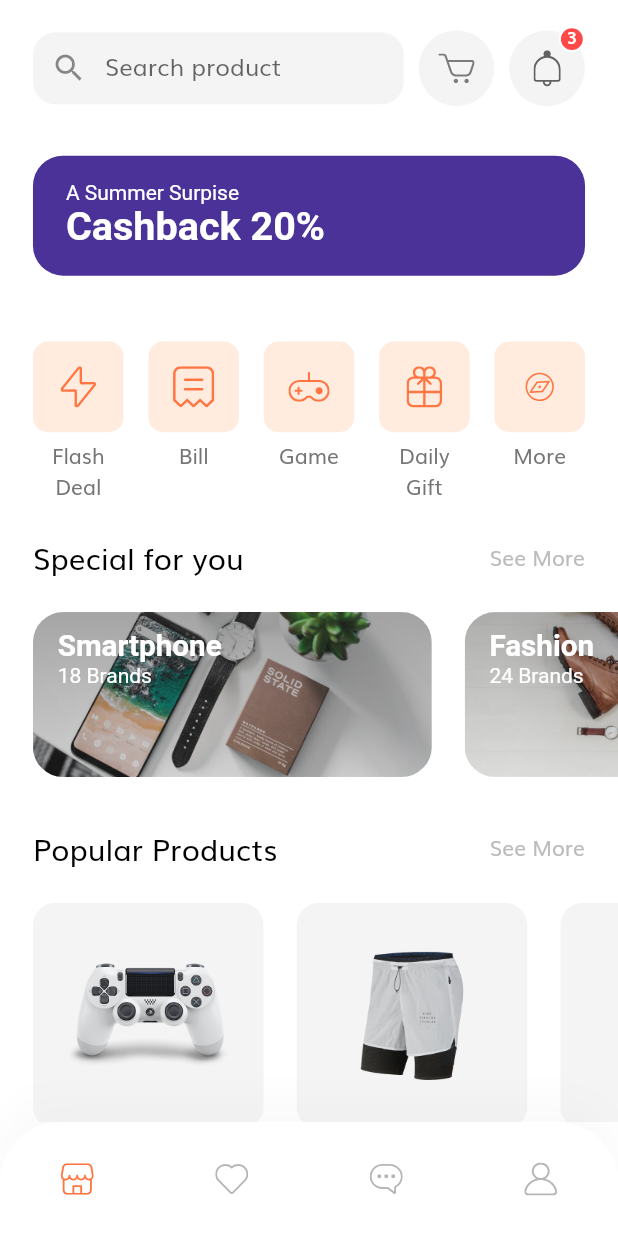
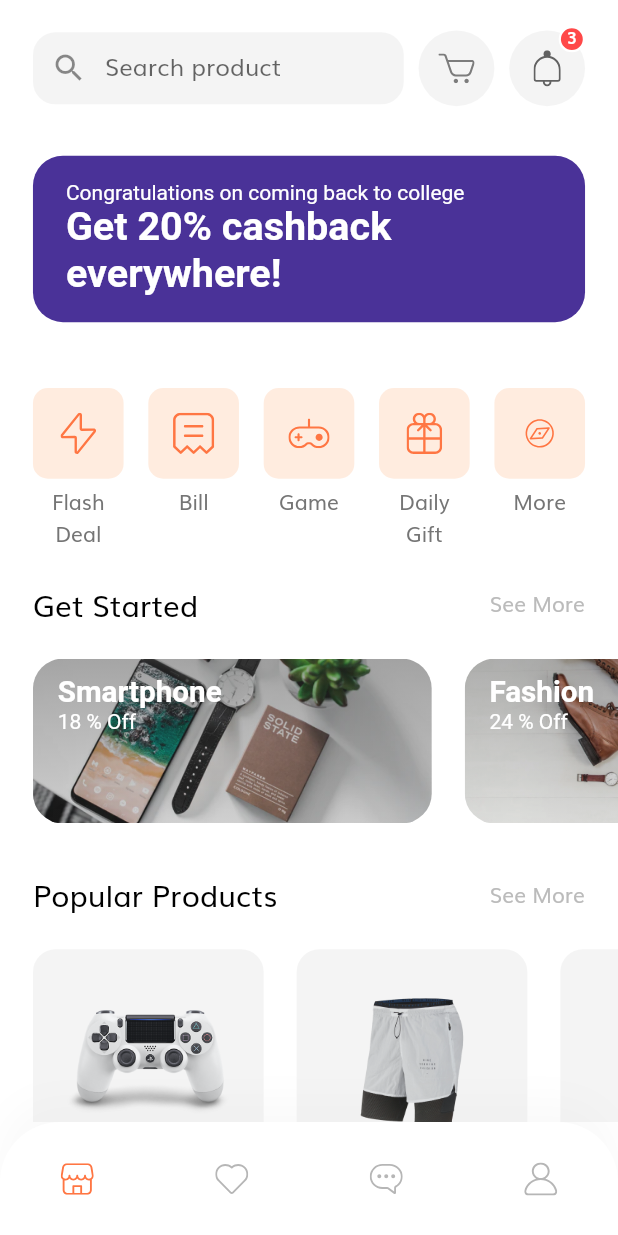
Before and after one commit to theadityarawat/theShoppingApp, a Flutter app: the HomeScreen screen opened by its route, on a phone screen of 412 x 824 dp. Run offline on Flutter 3.47's test engine with Material 2 defaults, Android fonts, the phone set to English and light mode, and no system bars; our stand-ins replace flutter_svg.

Commit message:
Update 1.0.0

```diff
--- a/lib/components/product_card.dart
+++ b/lib/components/product_card.dart
@@ -56,7 +56,7 @@ class ProductCard extends StatelessWidget {
                 mainAxisAlignment: MainAxisAlignment.spaceBetween,
                 children: [
                   Text(
-                    "\$${product.price}",
+                    "₹${product.price}",
                     style: TextStyle(
                       fontSize: getProportionateScreenWidth(18),
                       fontWeight: FontWeight.w600,
--- a/lib/screens/home/components/discount_banner.dart
+++ b/lib/screens/home/components/discount_banner.dart
@@ -25,9 +25,9 @@ class DiscountBanner extends StatelessWidget {
         TextSpan(
           style: TextStyle(color: Colors.white),
           children: [
-            TextSpan(text: "A Summer Surpise\n"),
+            TextSpan(text: "Congratulations on coming back to college\n"),
             TextSpan(
-              text: "Cashback 20%",
+              text: "Get 20% cashback everywhere!",
               style: TextStyle(
                 fontSize: getProportionateScreenWidth(24),
                 fontWeight: FontWeight.bold,
--- a/lib/screens/home/components/special_offers.dart
+++ b/lib/screens/home/components/special_offers.dart
@@ -16,7 +16,7 @@ class SpecialOffers extends StatelessWidget {
           padding:
               EdgeInsets.symmetric(horizontal: getProportionateScreenWidth(20)),
           child: SectionTitle(
-            title: "Special for you",
+            title: "Get Started",
             press: () {},
           ),
         ),
@@ -28,13 +28,13 @@ class SpecialOffers extends StatelessWidget {
               SpecialOfferCard(
                 image: "assets/images/Image Banner 2.png",
                 category: "Smartphone",
-                numOfBrands: 18,
+                percentOff: 18,
                 press: () {},
               ),
               SpecialOfferCard(
                 image: "assets/images/Image Banner 3.png",
                 category: "Fashion",
-                numOfBrands: 24,
+                percentOff: 24,
                 press: () {},
               ),
               SizedBox(width: getProportionateScreenWidth(20)),
@@ -51,12 +51,12 @@ class SpecialOfferCard extends StatelessWidget {
     Key? key,
     required this.category,
     required this.image,
-    required this.numOfBrands,
+    required this.percentOff,
     required this.press,
   }) : super(key: key);
 
   final String category, image;
-  final int numOfBrands;
+  final int percentOff;
   final GestureTapCallback press;
 
   @override
@@ -104,7 +104,7 @@ class SpecialOfferCard extends StatelessWidget {
                             fontWeight: FontWeight.bold,
                           ),
                         ),
-                        TextSpan(text: "$numOfBrands Brands")
+                        TextSpan(text: "$percentOff % Off")
                       ],
                     ),
                   ),
```
